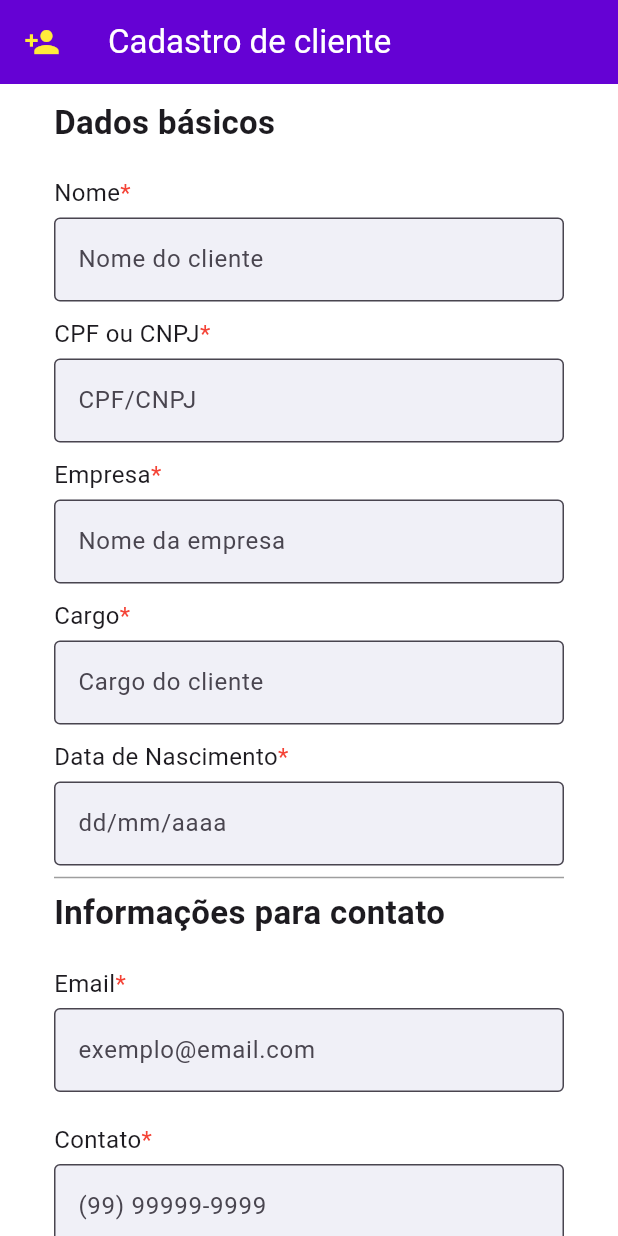
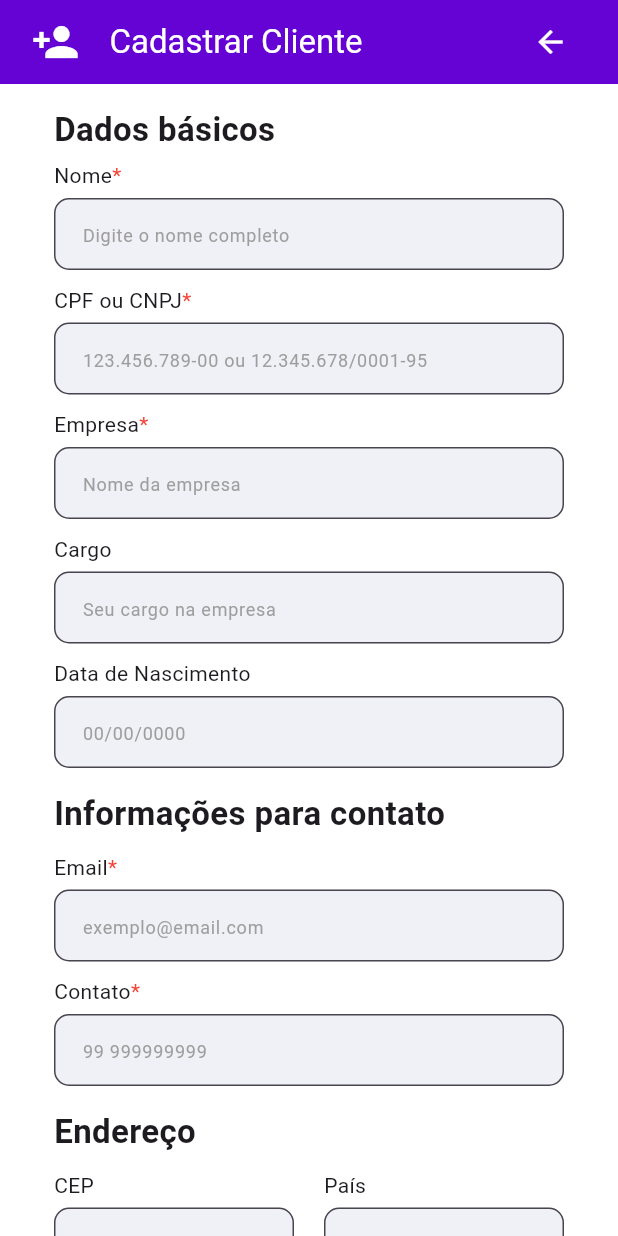
Before and after one commit to Grupo04-Esfera-Pro-Solucoes/EsferaPro, a Flutter app: the StackClients screen opened directly, on a phone screen of 412 x 824 dp. Run offline on Flutter 3.47's test engine with Material 3 defaults, Android fonts, the phone set to English and light mode, and no system bars; our stand-ins replace fl_chart, flutter_multi_formatter, shared_preferences; accounts and stored records are empty.

Commit message:
Feat/widgets clientes (#51)
* tela de cadastro de clientes, mudança estetica

* finalizado parte visual da tela de cadastro de clientes

```diff
--- a/lib/main.dart
+++ b/lib/main.dart
@@ -15,7 +15,7 @@ class MyApp extends StatelessWidget {
         primarySwatch: Colors.blue,
       ),
 
-      home: const LoginScreen(),
+      home: LoginScreen(),
 
     );
   }
--- a/lib/screens/stack_pages/stack_clients.dart
+++ b/lib/screens/stack_pages/stack_clients.dart
@@ -1,7 +1,6 @@
 import 'package:flutter/material.dart';
-import 'dart:convert';
-import 'package:http/http.dart' as http;
-import 'package:shared_preferences/shared_preferences.dart';
+import 'package:flutter/services.dart';
+import '../../widgets/input_formatters.dart';
 import 'package:esferapro/service/createCustumer_service.dart';
 
 class StackClients extends StatefulWidget {
@@ -49,20 +48,45 @@ class _StackClientsState extends State<StackClients> {
   @override
   Widget build(BuildContext context) {
     return Scaffold(
+      backgroundColor: Colors.white,
       appBar: AppBar(
-          leading: const Icon(
+        backgroundColor: const Color(0xff6502d4),
+        automaticallyImplyLeading: false,
+        title: Padding(
+          padding: const EdgeInsets.symmetric(horizontal: 5),
+          child: Row(
+            mainAxisAlignment: MainAxisAlignment.spaceBetween,
+            children: [
+              Row(
+                children: const [
+                  Icon(
                     Icons.person_add,
-            color: Colors.yellow,
+                    color: Colors.white,
+                    size: 32,
                   ),
-          backgroundColor: Color(0xff6502d4),
-          title: const Text('Cadastro de cliente'),
-          foregroundColor: Colors.white,
+                  SizedBox(width: 20),
+                  Text(
+                    'Cadastrar Cliente',
+                    style: TextStyle(
+                      fontSize: 22,
+                      color: Colors.white,
                     ),
-        backgroundColor: Colors.white,
+                  ),
+                ],
+              ),
+              IconButton(
+                icon: const Icon(Icons.arrow_back, color: Colors.white),
+                onPressed: () {
+                  Navigator.pop(context);
+                },
+              ),
+            ],
+          ),
+        ),
+      ),
       body: SingleChildScrollView(
         child: Padding(
-              padding:
-                  const EdgeInsets.symmetric(vertical: 10, horizontal: 36.0),
+          padding: const EdgeInsets.symmetric(vertical: 15, horizontal: 36.0),
           child: Column(
             crossAxisAlignment: CrossAxisAlignment.start,
             children: [
@@ -73,19 +97,19 @@ class _StackClientsState extends State<StackClients> {
                   fontWeight: FontWeight.bold,
                 ),
               ),
-                    const SizedBox(height: 20),
+              const SizedBox(height: 5),
               _buildTitle('Nome'),
               const SizedBox(height: 5),
               _buildTextField(
                 controller: _clientName,
-                      hintText: 'Nome do cliente',
+                hintText: 'Digite o nome completo',
               ),
               const SizedBox(height: 10),
               _buildTitle('CPF ou CNPJ'),
               const SizedBox(height: 5),
               _buildTextField(
                 controller: _clientCpfCnpj,
-                      hintText: 'CPF/CNPJ',
+                hintText: '123.456.789-00 ou 12.345.678/0001-95',
               ),
               const SizedBox(height: 10),
               _buildTitle('Empresa'),
@@ -95,23 +119,21 @@ class _StackClientsState extends State<StackClients> {
                 hintText: 'Nome da empresa',
               ),
               const SizedBox(height: 10),
-                    _buildTitle('Cargo'),
+              _buildTitle('Cargo', isRequired: false),
               const SizedBox(height: 5),
               _buildTextField(
                 controller: _clientRole,
-                      hintText: 'Cargo do cliente',
+                hintText: 'Seu cargo na empresa',
               ),
               const SizedBox(height: 10),
-                    _buildTitle('Data de Nascimento'),
+              _buildTitle('Data de Nascimento', isRequired: false),
               const SizedBox(height: 5),
               _buildTextField(
                 controller: _clientDate,
-                      hintText: 'dd/mm/aaaa',
+                hintText: '00/00/0000',
+                inputFormatters: [DateInputFormatter()],
               ),
-                    const Divider(
-                      thickness: 1,
-                      color: Colors.grey,
-                    ),
+              const SizedBox(height: 15),
               const Text(
                 'Informações para contato',
                 style: TextStyle(
@@ -119,23 +141,22 @@ class _StackClientsState extends State<StackClients> {
                   fontWeight: FontWeight.bold,
                 ),
               ),
-                    const SizedBox(height: 20),
+              const SizedBox(height: 10),
               _buildTitle('Email'),
               const SizedBox(height: 5),
               _buildTextField(
                 controller: _clientEmail,
                 hintText: 'exemplo@email.com',
               ),
-                    const SizedBox(height: 20),
+              const SizedBox(height: 10),
               _buildTitle('Contato'),
               const SizedBox(height: 5),
               _buildTextField(
                 controller: _contactNumber,
-                        hintText: "(99) 99999-9999"),
-                    const Divider(
-                      thickness: 1,
-                      color: Colors.grey,
+                hintText: '99 999999999',
+                inputFormatters: [PhoneInputFormatter()],
               ),
+              const SizedBox(height: 15),
               const Text(
                 'Endereço',
                 style: TextStyle(
@@ -143,99 +164,98 @@ class _StackClientsState extends State<StackClients> {
                   fontWeight: FontWeight.bold,
                 ),
               ),
-                    const SizedBox(height: 5),
+              const SizedBox(height: 10),
               Row(children: [
                 Expanded(
                   child: Column(
                     crossAxisAlignment: CrossAxisAlignment.start,
                     children: [
-                            _buildTitle('CEP'),
-                            const SizedBox(height: 8),
+                      _buildTitle('CEP', isRequired: false),
+                      const SizedBox(height: 5),
                       _buildHalfWidthTextField(
                         controller: _addressZipCode,
-                              hintText: '99999-99',
+                        hintText: '00000-00',
+                        inputFormatters: [ZipCodeInputFormatter()],
                       ),
                     ],
                   ),
                 ),
-                      const SizedBox(width: 10),
+                const SizedBox(width: 20),
                 Expanded(
                   child: Column(
                     crossAxisAlignment: CrossAxisAlignment.start,
                     children: [
-                            _buildTitle('Pais'),
-                            const SizedBox(height: 8),
+                      _buildTitle('País', isRequired: false),
+                      const SizedBox(height: 5),
                       _buildHalfWidthTextField(
                         controller: _addressCountry,
-                              hintText: 'Brasil',
+                        hintText: 'Nome do país',
                       ),
                     ],
                   ),
                 ),
               ]),
-                    const SizedBox(height: 10),
+              const SizedBox(height: 15),
               Row(children: [
-                      const SizedBox(height: 5),
                 Expanded(
                   child: Column(
                     crossAxisAlignment: CrossAxisAlignment.start,
                     children: [
-                            _buildTitle('Estado'),
-                            const SizedBox(height: 8),
+                      _buildTitle('Estado', isRequired: false),
+                      const SizedBox(height: 5),
                       _buildHalfWidthTextField(
                         controller: _addressState,
-                              hintText: 'Parana',
+                        hintText: 'Nome do estado',
                       ),
                     ],
                   ),
                 ),
-                      const SizedBox(width: 10),
+                const SizedBox(width: 20),
                 Expanded(
                   child: Column(
                     crossAxisAlignment: CrossAxisAlignment.start,
                     children: [
-                            _buildTitle('Cidade'),
-                            const SizedBox(height: 8),
+                      _buildTitle('Cidade', isRequired: false),
+                      const SizedBox(height: 5),
                       _buildHalfWidthTextField(
                         controller: _addressCity,
-                              hintText: 'Cidade x',
+                        hintText: 'Nome da cidade',
                       ),
                     ],
                   ),
                 ),
               ]),
-                    const SizedBox(height: 10),
+              const SizedBox(height: 15),
               Row(children: [
-                      const SizedBox(height: 5),
                 Expanded(
                   child: Column(
                     crossAxisAlignment: CrossAxisAlignment.start,
                     children: [
-                            _buildTitle('Rua'),
-                            const SizedBox(height: 8),
+                      _buildTitle('Rua', isRequired: false),
+                      const SizedBox(height: 5),
                       _buildHalfWidthTextField(
                         controller: _addressStreet,
-                              hintText: 'Rua x',
+                        hintText: 'Nome da rua',
                       ),
                     ],
                   ),
                 ),
-                      const SizedBox(width: 5),
+                const SizedBox(width: 20),
                 Expanded(
                   child: Column(
                     crossAxisAlignment: CrossAxisAlignment.start,
                     children: [
-                            _buildTitle('Número'),
-                            const SizedBox(height: 8),
+                      _buildTitle('Número', isRequired: false),
+                      const SizedBox(height: 5),
                       _buildHalfWidthTextField(
                         controller: _addressNumber,
-                              hintText: '00',
+                        hintText: 'Casa/Apartamento',
                       ),
                     ],
                   ),
                 ),
               ]),
-                    const SizedBox(height: 20),
+              const SizedBox(height: 40),
               Row(
                 children: [
                   Expanded(
@@ -244,19 +264,17 @@ class _StackClientsState extends State<StackClients> {
                         Navigator.of(context).pop();
                       },
                       style: ElevatedButton.styleFrom(
-                              padding: const EdgeInsets.symmetric(
-                                  horizontal: 25, vertical: 10),
+                        padding: const EdgeInsets.symmetric(horizontal: 25, vertical: 20),
                         shape: RoundedRectangleBorder(
                           borderRadius: BorderRadius.circular(10),
-                                side: const BorderSide(
-                                    color: Color(0xff475467)),
+                          side: const BorderSide(color: Color(0xff6502D4), width: 2),
                         ),
                         backgroundColor: Colors.white,
                       ),
                       child: const Text(
                         'Cancelar',
                         style: TextStyle(
-                                color: Color(0xff475467),
+                          color: Color(0xff6502D4),
                           fontSize: 20,
                         ),
                       ),
@@ -274,40 +292,56 @@ class _StackClientsState extends State<StackClients> {
                 ],
               ),
               const SizedBox(height: 20),
-                  ])),
-        ));
+            ],
+          ),
+        ),
+      ),
+    );
   }
 
-  Widget _buildTitle(String title) {
+  Widget _buildTitle(String title, {bool isRequired = true}) {
     return Row(
       children: [
         Text(
           title,
           style: const TextStyle(
-            fontSize: 16,
+            fontSize: 14,
           ),
         ),
+        if (isRequired)
           const Text(
             '*',
             style: TextStyle(
               color: Colors.red,
-            fontSize: 16,
+              fontSize: 14,
             ),
           ),
       ],
     );
   }
 
-  Widget _buildTextField(
-      {required TextEditingController controller, required String hintText}) {
+  Widget _buildTextField({
+    required TextEditingController controller,
+    required String hintText,
+    List<TextInputFormatter>? inputFormatters,
+  }) {
     return TextField(
       controller: controller,
+      inputFormatters: inputFormatters,
+      style: const TextStyle(fontSize: 16),
       decoration: InputDecoration(
         hintText: hintText,
-        labelStyle: TextStyle(color: Colors.grey[600]),
         filled: true,
-        fillColor: Color(0xfff0f0f7),
-        border: const OutlineInputBorder(),
+        fillColor: const Color(0xFFF0F0F7),
+        border: OutlineInputBorder(
+          borderRadius: BorderRadius.circular(10),
+          borderSide: const BorderSide(color: Colors.black),
+        ),
+        contentPadding: const EdgeInsets.symmetric(vertical: 12, horizontal: 15),
+        hintStyle: const TextStyle(
+          color: Colors.grey,
+          fontSize: 12,
+        ),
       ),
     );
   }
@@ -315,15 +349,25 @@ class _StackClientsState extends State<StackClients> {
   Widget _buildHalfWidthTextField({
     required TextEditingController controller,
     required String hintText,
+    List<TextInputFormatter>? inputFormatters,
   }) {
     return TextField(
       controller: controller,
+      inputFormatters: inputFormatters,
+      style: const TextStyle(fontSize: 16),
       decoration: InputDecoration(
         hintText: hintText,
-        labelStyle: TextStyle(color: Colors.grey[600]),
         filled: true,
-        fillColor: Color(0xfff0f0f7),
-        border: const OutlineInputBorder(),
+        fillColor: const Color(0xFFF0F0F7),
+        border: OutlineInputBorder(
+          borderRadius: BorderRadius.circular(10),
+          borderSide: const BorderSide(color: Colors.black),
+        ),
+        contentPadding: const EdgeInsets.symmetric(vertical: 12, horizontal: 15),
+        hintStyle: const TextStyle(
+          color: Colors.grey,
+          fontSize: 12,
+        ),
       ),
     );
   }
@@ -334,22 +378,22 @@ class CustomSizedElevatedButton extends StatelessWidget {
   final String text;
 
   const CustomSizedElevatedButton({
+    super.key,
     required this.onPressed,
     required this.text,
   });
 
   @override
   Widget build(BuildContext context) {
-    return Container(
-      width: double.infinity, // mesma largura do TextField
-      child: ElevatedButton(
+    return ElevatedButton(
       onPressed: onPressed,
       style: ElevatedButton.styleFrom(
-          padding: const EdgeInsets.symmetric(horizontal: 25, vertical: 10),
+        padding: const EdgeInsets.symmetric(horizontal: 25, vertical: 20),
         shape: RoundedRectangleBorder(
           borderRadius: BorderRadius.circular(10),
+          side: const BorderSide(color: Color(0xff6502D4)),
         ),
-          backgroundColor: const Color(0xFF6502D4),
+        backgroundColor: const Color(0xff6502D4),
       ),
       child: Text(
         text,
@@ -358,7 +402,6 @@ class CustomSizedElevatedButton extends StatelessWidget {
           fontSize: 20,
         ),
       ),
-      ),
     );
   }
 }
--- /dev/null
+++ b/lib/widgets/input_formatters.dart
@@ -0,0 +1,57 @@
+import 'package:flutter/services.dart';
+
+class DateInputFormatter extends TextInputFormatter {
+  @override
+  TextEditingValue formatEditUpdate(TextEditingValue oldValue, TextEditingValue newValue) {
+    final newText = newValue.text.replaceAll(RegExp(r'\D'), '');
+    String formattedText = '';
+    if (newText.length >= 3) {
+      formattedText = '${newText.substring(0, 2)}/${newText.substring(2)}';
+    }
+    if (newText.length >= 5) {
+      formattedText = '${newText.substring(0, 2)}/${newText.substring(2, 4)}/${newText.substring(4, 8)}';
+    } else if (newText.length < 3) {
+      formattedText = newText;
+    }
+    return TextEditingValue(
+      text: formattedText,
+      selection: TextSelection.collapsed(offset: formattedText.length),
+    );
+  }
+}
+
+class PhoneInputFormatter extends TextInputFormatter {
+  @override
+  TextEditingValue formatEditUpdate(TextEditingValue oldValue, TextEditingValue newValue) {
+    final newText = newValue.text.replaceAll(RegExp(r'\D'), '');
+    String formattedText = '';
+    if (newText.length >= 7) {
+      formattedText = '(${newText.substring(0, 2)}) ${newText.substring(2, 7)}-${newText.length > 7 ? newText.substring(7, 11) : ''}';
+    } else if (newText.length >= 3) {
+      formattedText = '(${newText.substring(0, 2)}) ${newText.substring(2)}';
+    } else {
+      formattedText = newText;
+    }
+    return TextEditingValue(
+      text: formattedText,
+      selection: TextSelection.collapsed(offset: formattedText.length),
+    );
+  }
+}
+
+class ZipCodeInputFormatter extends TextInputFormatter {
+  @override
+  TextEditingValue formatEditUpdate(TextEditingValue oldValue, TextEditingValue newValue) {
+    final newText = newValue.text.replaceAll(RegExp(r'\D'), '');
+    String formattedText = '';
+    if (newText.length >= 5) {
+      formattedText = '${newText.substring(0, 5)}-${newText.length > 5 ? newText.substring(5, 8) : ''}';
+    } else {
+      formattedText = newText;
+    }
+    return TextEditingValue(
+      text: formattedText,
+      selection: TextSelection.collapsed(offset: formattedText.length),
+    );
+  }
+}
--- a/pubspec.yaml
+++ b/pubspec.yaml
@@ -19,6 +19,8 @@ dependencies:
   logging: ^1.2.0
   flutter_multi_formatter: ^2.13.0
   fl_chart: ^0.69.0
+  flutter_masked_text2: ^0.9.1
+  mask_text_input_formatter: ^2.9.0
 
 dev_dependencies:
   flutter_test:
```
Also changed, not shown: pubspec.lock, 1 other file. Lines whose indentation alone changed are shown as unchanged.
